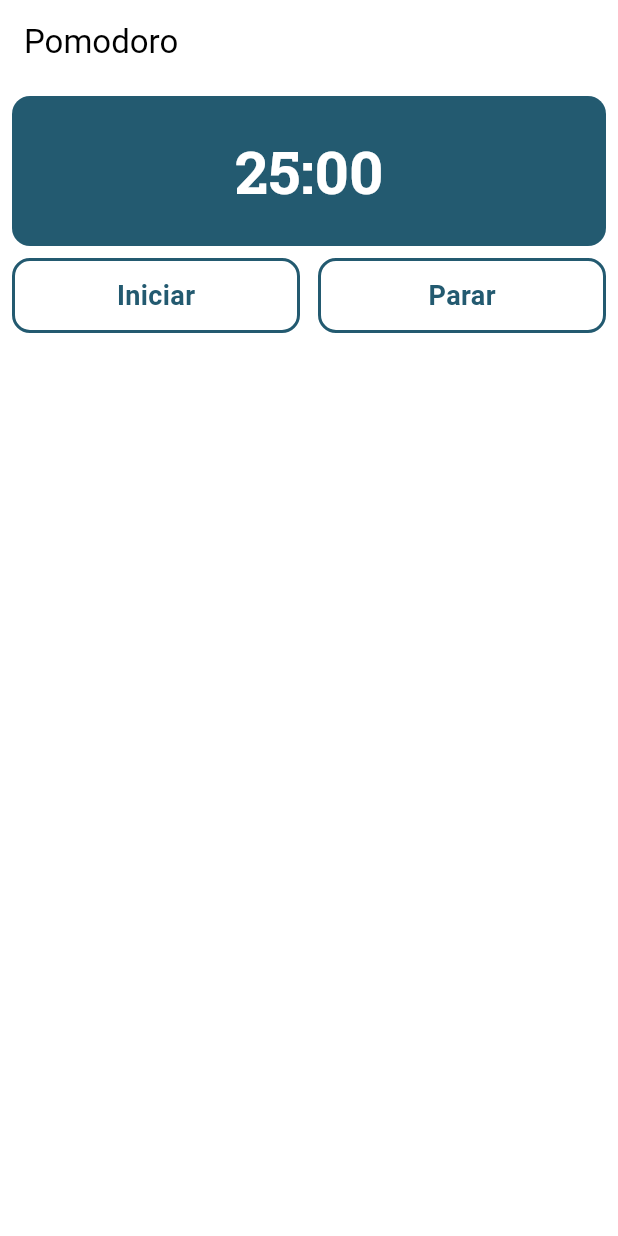
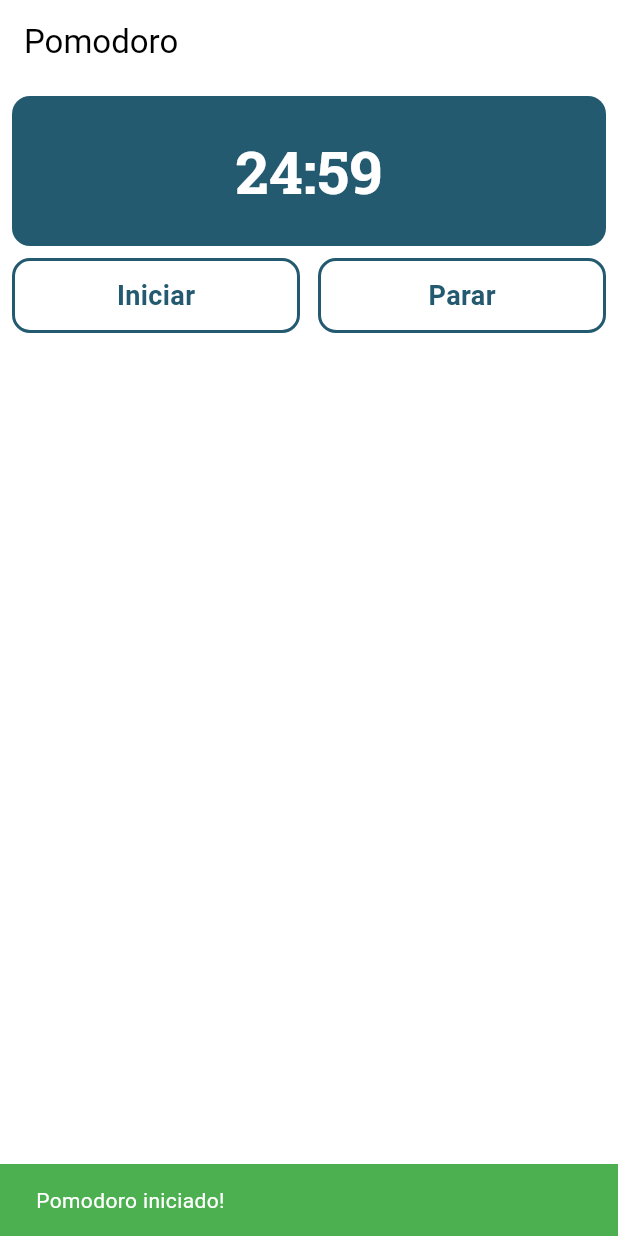
Before and after one commit to ViniMartins1/pomodoro, a Flutter app: the screen it shows after launch, after a tap on "Iniciar", on a phone screen of 412 x 824 dp. Run offline on Flutter 3.47's test engine with Material 3 defaults, Android fonts, the phone set to English and light mode, and no system bars; our stand-ins replace equatable, flutter_bloc, google_fonts.

Commit message:
Adições

```diff
--- a/lib/pages/pomodoro_page.dart
+++ b/lib/pages/pomodoro_page.dart
@@ -1,7 +1,12 @@
 import 'package:flutter/material.dart';
+import 'package:flutter_bloc/flutter_bloc.dart';
+import 'package:pomodoro/bloc/pomodoro_bloc.dart';
+import 'package:pomodoro/bloc/pomodoro_event.dart';
+import 'package:pomodoro/bloc/pomodoro_state.dart';
 import 'package:pomodoro/utils/colors.dart';
 import 'package:pomodoro/utils/constants.dart';
 import 'package:pomodoro/utils/fonts.dart';
+import 'package:pomodoro/utils/functions.dart';
 import 'package:pomodoro/widgets/outline_button.dart';
 
 class PomodoroPage extends StatefulWidget {
@@ -35,7 +40,18 @@ class _PomodoroPageState extends State<PomodoroPage> {
                   child: Row(
                     mainAxisAlignment: MainAxisAlignment.center,
                     children: [
-                      Text('25:00', style: AppFonts.clockStyle),
+                      BlocBuilder<PomodoroBloc, PomodoroState>(
+                        builder: (context, state) {
+                          String time = '25:00';
+                          if (state is PomodoroRunning || state is PomodoroPaused) {
+                            final duration = (state as dynamic).duration;
+                            time = formatDuration(duration);
+                          } else if (state is PomodoroComplete) {
+                            time = '00:00';
+                          }
+                          return Text(time, style: AppFonts.clockStyle);
+                        },
+                      ),
                     ],
                   ),
                 ),
@@ -44,18 +60,25 @@ class _PomodoroPageState extends State<PomodoroPage> {
           ),
           Padding(
             padding: EdgeInsets.symmetric(horizontal: DesignConstants.cardPadding),
-            child: const Row(
+            child: Row(
               mainAxisAlignment: MainAxisAlignment.spaceBetween,
               children: [
                 Expanded(
                   child: PomodoroOutlinedButton(
                     label: 'Iniciar',
+                    onPressed: () {
+                      context.read<PomodoroBloc>().add(StartPomodoroEvent());
+                      showSnackbar(context, 'Pomodoro iniciado!');
+                    },
                   ),
                 ),
-                SizedBox(width: 12),
+                const SizedBox(width: 12),
                 Expanded(
                   child: PomodoroOutlinedButton(
                     label: 'Parar',
+                    onPressed: () {
+                      context.read<PomodoroBloc>().add(ResetPomodoroEvent());
+                    },
                   ),
                 ),
               ],
--- /dev/null
+++ b/lib/utils/functions.dart
@@ -0,0 +1,17 @@
+import 'package:flutter/material.dart';
+
+String formatDuration(Duration duration) {
+  final minutes = duration.inMinutes.remainder(60).toString().padLeft(2, '0');
+  final seconds = duration.inSeconds.remainder(60).toString().padLeft(2, '0');
+  return '$minutes:$seconds';
+}
+
+Future<void> showSnackbar(BuildContext context, String label) async {
+  ScaffoldMessenger.of(context).showSnackBar(
+    SnackBar(
+      content: Text(label),
+      backgroundColor: Colors.green,
+      duration: const Duration(seconds: 10),
+    ),
+  );
+}
--- a/lib/widgets/outline_button.dart
+++ b/lib/widgets/outline_button.dart
@@ -5,16 +5,18 @@ import 'package:pomodoro/utils/fonts.dart';
 class PomodoroOutlinedButton extends StatelessWidget {
   final Color color;
   final String label;
+  final VoidCallback? onPressed;
   const PomodoroOutlinedButton({
     super.key,
     this.color = const Color.fromARGB(255, 35, 90, 112),
     this.label = '',
+    required this.onPressed,
   });
 
   @override
   Widget build(BuildContext context) {
     return InkWell(
-      onTap: () {},
+      onTap: onPressed,
       enableFeedback: true,
       child: Container(
         width: 150,
```
